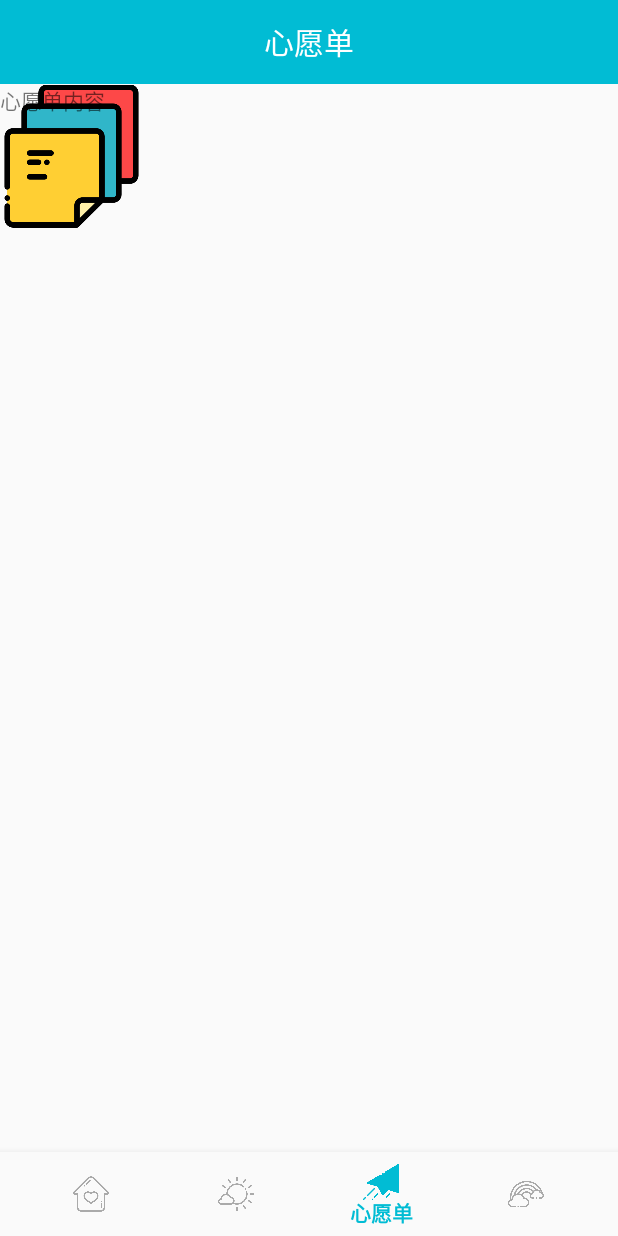
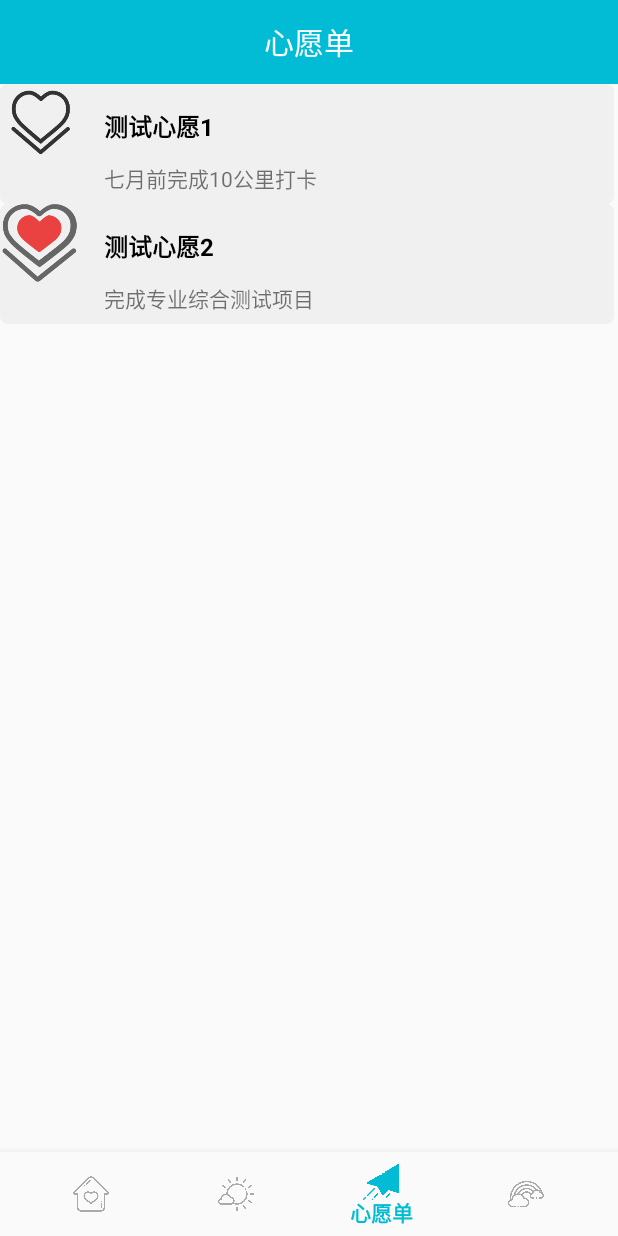
Before and after one commit to Wcc-Dont-sleep/GrowingHabitAPP, an Android app: the screen it shows after launch (MainActivity), item 3 of the bottom bar chosen, on a phone screen of 412 x 824 dp. Run offline under Robolectric (Android 15) with nearby library versions, the phone set to English and light mode, and no system bars.

Commit message:
添加心愿单

```diff
--- a/app/src/main/java/com/example/habittest/DBManager.java
+++ b/app/src/main/java/com/example/habittest/DBManager.java
@@ -3,6 +3,7 @@ package com.example.habittest;
 import android.content.Context;
 import android.database.Cursor;
 import android.database.sqlite.SQLiteDatabase;
+import android.util.Log;
 
 import java.util.Date;
 
@@ -20,7 +21,6 @@ public class DBManager {
     public DBManager(SQLiteDatabase db) {
         this.db = db;
     }
-
 
     //数据库创建函数
     public void createTableOrNot() {
@@ -44,18 +44,48 @@ public class DBManager {
         }
         //调试用Log.i("tag",Integer.toString(count));
         //调试用Log.i("tag",Boolean.toString(notable));
+        notable = true;
+        count = -1;
+        //创建心愿单表格
+        sql = "select count(*) as c from sqlite_master where type ='table' and name ='wishes' ";
+        cursor = db.rawQuery(sql, null);
+        if (cursor.moveToNext()) {
+            count = cursor.getInt(0);
+            if (count > 0) {
+                notable = false;
+            }
+        }
+        if (notable) {//不存在则创建
+            String sql1 = "create table wishes (wname text primary key,pic text, is_finish integer,time text, wtext text,spoint integer)";
+
+            db.execSQL(sql1);
+            this.insertTestWishRecord();
+
+        }
+
     }
+    public void insertTestWishRecord()
+    {
+        String sql9 = "insert into wishes values ('测试心愿1','wish',0,'20230604','七月前完成10公里打卡',25)";
+        String sql10 = "insert into wishes values ('测试心愿2','wish_finish',1,'20230604','完成专业综合测试项目',25)";
 
+        db.execSQL(sql9);
+        db.execSQL(sql10);
+    }
     public void insertTestRecord() {
-        String sql1 = "insert into habits values ('测试习惯1','habit_1',2,0,'晨间习惯','每天','只有千锤百炼，才能成为好钢。',5,0,3,'20190526',1)";
-        String sql2 = "insert into habits values ('测试习惯2','habit_2',3,0,'午间习惯','每天','只有千锤百炼，才能成为好钢。',3,0,2,'20190515',1)";
-        String sql3 = "insert into habits values ('测试习惯3','habit_3',1,0,'晚间习惯','每天','只有千锤百炼，才能成为好钢。',4,0,2,'20190522',1)";
-        String sql4 = "insert into habits values ('测试习惯4','habit_4',1,0,'任意时间','每天','只有千锤百炼，才能成为好钢。',6,0,3,'20190531',1)";
 
-        String sql5 = "insert into daka values ('测试习惯1','20190601'),('测试习惯1','20190602'),('测试习惯1','20190603'),('测试习惯1','20190610'),('测试习惯1','20190611')";
-        String sql6 = "insert into daka values ('测试习惯2','20190603'),('测试习惯2','20190610'),('测试习惯2','20190611')";
-        String sql7 = "insert into daka values ('测试习惯3','20190603'),('测试习惯3','20190604'),('测试习惯3','20190610'),('测试习惯3','20190611')";
-        String sql8 = "insert into daka values ('测试习惯4','20190601'),('测试习惯4','20190602'),('测试习惯4','20190603'),('测试习惯4','20190609'),('测试习惯4','20190610'),('测试习惯4','20190611')";
+
+        String sql1 = "insert into habits values ('测试习惯1','habit_1',2,0,'晨间习惯','每天','只有千锤百炼，才能成为好钢。',5,0,3,'20230604',1)";
+        String sql2 = "insert into habits values ('测试习惯2','habit_2',3,0,'午间习惯','每天','只有千锤百炼，才能成为好钢。',3,0,2,'20230604',1)";
+        String sql3 = "insert into habits values ('测试习惯3','habit_3',1,0,'晚间习惯','每天','只有千锤百炼，才能成为好钢。',4,0,2,'20230604',1)";
+        String sql4 = "insert into habits values ('测试习惯4','habit_4',1,0,'任意时间','每天','只有千锤百炼，才能成为好钢。',6,0,3,'20230604',1)";
+
+        String sql5 = "insert into daka values ('测试习惯1','20230604'),('测试习惯1','20230604'),('测试习惯1','20230604'),('测试习惯1','20230604'),('测试习惯1','20230604')";
+        String sql6 = "insert into daka values ('测试习惯2','20230604'),('测试习惯2','20230604'),('测试习惯2','20230604')";
+        String sql7 = "insert into daka values ('测试习惯3','20230604'),('测试习惯3','20230604'),('测试习惯3','20230604'),('测试习惯3','20230604')";
+        String sql8 = "insert into daka values ('测试习惯4','20230604'),('测试习惯4','20230604'),('测试习惯4','20230604'),('测试习惯4','20230604'),('测试习惯4','20230604'),('测试习惯4','20230604')";
+
+
 
         db.execSQL(sql1);
         db.execSQL(sql2);
@@ -65,6 +95,7 @@ public class DBManager {
         db.execSQL(sql6);
         db.execSQL(sql7);
         db.execSQL(sql8);
+
     }
 
     public void clockinUpdateDB(String h) {
@@ -84,6 +115,30 @@ public class DBManager {
         String sql2 = "insert into daka values ('" + h + "','" + date_s + "')";
         db.execSQL(sql1);
         db.execSQL(sql2);
+    }
+
+    public Wish[] getWish()
+    {
+        Log.e("DB","IntoGetWish");
+        String sql = "select count(*) from wishes";
+        Cursor cursor = db.rawQuery(sql, null);
+        cursor.moveToNext();
+        int count = cursor.getInt(0);//获取心愿总数'
+
+        Log.i("tag",Integer.toString(count));
+
+        Wish[] w = new Wish[count];
+        String sq2 = "select * from wishes";
+        Cursor c = db.rawQuery(sq2, null);
+        c.moveToFirst();
+        int i = 0;
+        while (!c.isAfterLast()) {
+            Wish w1 = new Wish(c.getString(0), c.getString(1), c.getInt(2), c.getString(3), c.getString(4), c.getInt(5));
+            w[i++] = w1;
+            c.moveToNext();
+        }
+        ///应当有count == h.length;
+        return w;
     }
 
     //返回给定时间段下的习惯
--- a/app/src/main/java/com/example/habittest/Fragment4.java
+++ b/app/src/main/java/com/example/habittest/Fragment4.java
@@ -7,13 +7,57 @@ import android.support.v4.app.Fragment;
 import android.view.LayoutInflater;
 import android.view.View;
 import android.view.ViewGroup;
+import android.widget.GridView;
+import android.widget.SimpleAdapter;
+
+import java.util.ArrayList;
+import java.util.HashMap;
+import java.util.List;
+import java.util.Map;
 
 public class Fragment4 extends Fragment{
+
+    Wish[] wish;
+    Habit[] habit;
+    private View v;
+    private GridView gview;
+    private List<Map<String, Object>> data_list;
+    private SimpleAdapter sim_adapter;
+    private DBManager mgr;
+    public void setDBManager(DBManager mgr) {
+        this.mgr = mgr;
+    }
     @Override
     public View onCreateView(final LayoutInflater inflater, ViewGroup container,
                              Bundle savedInstanceState)
     {
-        View v = inflater.inflate(R.layout.wish, container, false);
+        v = inflater.inflate(R.layout.wish, container, false);
+        // habit = mgr.getHabit("任意时间",1);
+        wish = mgr.getWish();
+        refresh_grid();
         return v;
     }
+    private void get_Data()
+    {
+        for (int i = 0; i < wish.length; i++) {
+            Map<String, Object> map = new HashMap<String, Object>();
+            map.put("imageView8", getResources().getIdentifier(wish[i].pic, "drawable", getContext().getApplicationInfo().packageName));
+            map.put("wish_name", wish[i].wname);
+            map.put("wish_text", wish[i].wtext);
+            data_list.add(map);
+        }
+    }
+    private void refresh_grid()
+    {
+        gview = (GridView) v.findViewById(R.id._wishdynamic);
+
+        data_list = new ArrayList<Map<String, Object>>();
+
+        get_Data();
+
+        String[] from = {"imageView8","wish_name","wish_text"};
+        int[] to = {R.id.imageView8, R.id.wish_name, R.id.wish_text};
+        sim_adapter = new SimpleAdapter(getActivity(), data_list, R.layout.wish_item, from, to);
+        gview.setAdapter(sim_adapter);
+    }
 }
--- a/app/src/main/java/com/example/habittest/MainActivity.java
+++ b/app/src/main/java/com/example/habittest/MainActivity.java
@@ -96,7 +96,7 @@ public class MainActivity extends AppCompatActivity {
                     return true;
                 case R.id.navigation_wish:
                     Fragment4 frag4 = new Fragment4();
-
+                    frag4.setDBManager(mgr);
                     transaction.replace(R.id.content, frag4);
                     top_text.setText(R.string.top_wish);
                     top_button.setVisibility(View.GONE);
--- /dev/null
+++ b/app/src/main/java/com/example/habittest/Wish.java
@@ -0,0 +1,19 @@
+package com.example.habittest;
+
+public class Wish {
+    public String wname;
+    public String pic;
+    public int is_finish;
+    public String time;
+    public String wtext;
+    public int spoint;
+
+    public Wish(String w, String p, int b, String t, String text, int s) {
+        wname = w;
+        pic = p;
+        is_finish = b;
+        time = t;
+        wtext = text;
+        spoint = s;
+    }
+}
--- a/app/src/main/res/layout/wish.xml
+++ b/app/src/main/res/layout/wish.xml
@@ -5,19 +5,10 @@
     android:layout_width="match_parent"
     android:layout_height="match_parent">
 
-    <ImageView
-        android:id="@+id/imageView8"
-        android:layout_width="95dp"
-        android:layout_height="96dp"
-        app:srcCompat="@drawable/ic_card"
-        tools:layout_editor_absoluteX="47dp"
-        tools:layout_editor_absoluteY="58dp" />
-
-    <TextView
-        android:id="@+id/textView8"
-        android:layout_width="wrap_content"
-        android:layout_height="wrap_content"
-        android:text="心愿单内容"
-        tools:layout_editor_absoluteX="170dp"
-        tools:layout_editor_absoluteY="100dp" />
+    <GridView
+        android:id="@+id/_wishdynamic"
+        android:layout_width="409dp"
+        android:layout_height="729dp"
+        tools:layout_editor_absoluteX="1dp"
+        tools:layout_editor_absoluteY="1dp" />
 </android.support.constraint.ConstraintLayout>
--- /dev/null
+++ b/app/src/main/res/layout/wish_item.xml
@@ -0,0 +1,44 @@
+<?xml version="1.0" encoding="utf-8"?>
+<android.support.constraint.ConstraintLayout xmlns:android="http://schemas.android.com/apk/res/android"
+    xmlns:app="http://schemas.android.com/apk/res-auto"
+    xmlns:tools="http://schemas.android.com/tools"
+    android:layout_width="match_parent"
+    android:layout_height="80dp"
+    android:background="@drawable/shape_mine">
+
+    <ImageView
+        android:id="@+id/imageView8"
+        android:layout_width="53dp"
+        android:layout_height="52dp"
+        app:srcCompat="@drawable/wish_finish"
+        tools:layout_editor_absoluteX="16dp"
+        tools:layout_editor_absoluteY="16dp"
+        tools:ignore="MissingConstraints" />
+
+    <TextView
+        android:id="@+id/wish_name"
+        android:layout_width="146dp"
+        android:layout_height="24dp"
+        android:text="运动"
+        android:layout_marginStart="16dp"
+        android:layout_marginTop="16dp"
+        android:textStyle="bold"
+        tools:layout_editor_absoluteX="80dp"
+        tools:layout_editor_absoluteY="7dp"
+        android:textSize="16sp"
+        android:textColor="@color/black"
+        app:layout_constraintTop_toTopOf="parent"
+        app:layout_constraintStart_toEndOf="@+id/imageView8"/>
+
+    <TextView
+        android:id="@+id/wish_text"
+        android:layout_width="wrap_content"
+        android:layout_height="wrap_content"
+        android:layout_marginStart="16dp"
+        android:layout_marginTop="12dp"
+        android:text="七月前完成10公里打卡"
+        tools:layout_editor_absoluteX="80dp"
+        tools:layout_editor_absoluteY="41dp"
+        app:layout_constraintStart_toEndOf="@+id/imageView8"
+        app:layout_constraintTop_toBottomOf="@+id/wish_name" />
+</android.support.constraint.ConstraintLayout>
```
Also changed, not shown: app/src/main/res/drawable/wish.png (added), app/src/main/res/drawable/wish_finish.png (added).
